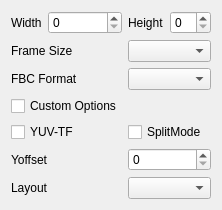
This is YUViewLib/ui/FrameHandler.ui in ganhailin/YUView as Qt 5 draws it before an edit. The edited form follows.
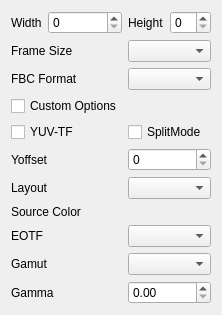
This is the edited form.

Commit message: feat: migrate EOTF/ColorGamut/Gamma from renderer to per-image FrameHandler

The edit to the form file:
```diff
--- a/YUViewLib/ui/FrameHandler.ui
+++ b/YUViewLib/ui/FrameHandler.ui
@@ -15,7 +15,7 @@
   </property>
   <layout class="QVBoxLayout" name="wrapperLayout">
    <item>
-    <layout class="QGridLayout" name="frameHandlerLayout" rowstretch="0,0,0,0,0,0,0,0,0" columnstretch="0,1,0,1">
+    <layout class="QGridLayout" name="frameHandlerLayout" rowstretch="0,0,0,0,0,0,0,0,0,0,0,0,0" columnstretch="0,1,0,1">
      <item row="3" column="2" colspan="2">
       <widget class="QComboBox" name="frameSizeComboBox">
        <property name="toolTip">
@@ -137,6 +137,43 @@
        </property>
       </widget>
      </item>
+     <item row="9" column="0" colspan="4">
+      <widget class="QLabel" name="labelColorSection">
+       <property name="text">
+        <string>Source Color</string>
+       </property>
+      </widget>
+     </item>
+     <item row="10" column="0" colspan="2">
+      <widget class="QLabel" name="labelEOTF">
+       <property name="text">
+        <string>EOTF</string>
+       </property>
+      </widget>
+     </item>
+     <item row="10" column="2" colspan="2">
+      <widget class="QComboBox" name="eotfComboBox"/>
+     </item>
+     <item row="11" column="0" colspan="2">
+      <widget class="QLabel" name="labelGamut">
+       <property name="text">
+        <string>Gamut</string>
+       </property>
+      </widget>
+     </item>
+     <item row="11" column="2" colspan="2">
+      <widget class="QComboBox" name="gamutComboBox"/>
+     </item>
+     <item row="12" column="0" colspan="2">
+      <widget class="QLabel" name="labelGamma">
+       <property name="text">
+        <string>Gamma</string>
+       </property>
+      </widget>
+     </item>
+     <item row="12" column="2" colspan="2">
+      <widget class="QDoubleSpinBox" name="gammaSpinBox"/>
+     </item>
     </layout>
    </item>
   </layout>
```
Left out of the diff: 3 changed lines with no effect on the pictures. The commit also changes 21 other files.
